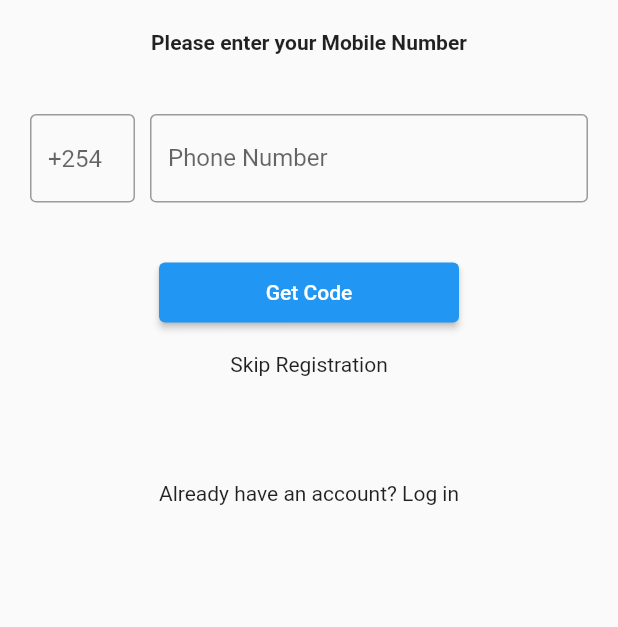
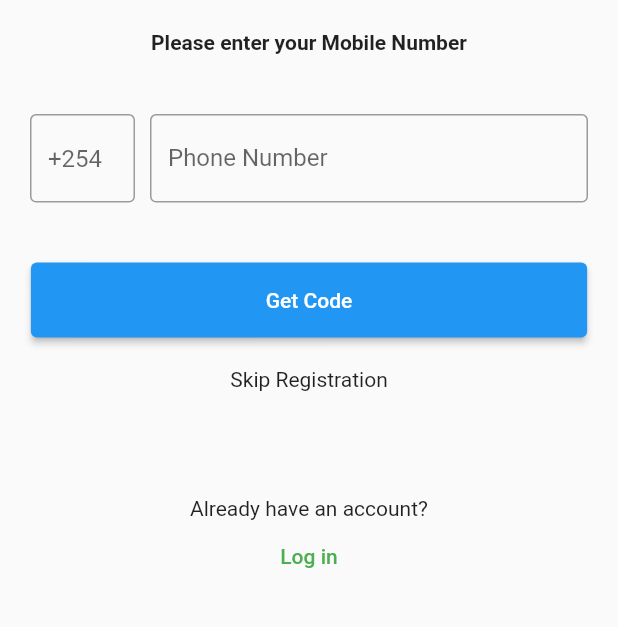
Before and after one commit to kithekadk/carekinet, a Flutter app: the VerifyPhone screen opened directly, on a phone screen of 412 x 824 dp, the part 494-1121 px from its top. Run offline on Flutter 3.47's test engine with Material 2 defaults, Android fonts, the phone set to English and light mode, and no system bars.

Commit message:
refactored verify phone details page

```diff
--- a/lib/screens/verifyphoneno.dart
+++ b/lib/screens/verifyphoneno.dart
@@ -6,23 +6,29 @@ class VerifyPhone extends StatelessWidget {
   @override
   Widget build(BuildContext context) {
     return Scaffold(
-      body: verifyPhoneBodyImage(context),
+      body: verifyPhoneBody(context),
     );
   }
 }
 
-Widget verifyPhoneBodyImage(BuildContext context) {
+Widget verifyPhoneBody(BuildContext context) {
+  Size size = MediaQuery.of(context).size;
   return Column(
     children: [
-      const Center(
-          child: Image(
+      const Image(
+        fit: BoxFit.cover,
         image: AssetImage('assets/african-nurse.jpg'),
         // image: NetworkImage('https://images.unsplash.com/photo-1610632380989-680fe40816c6?ixlib=rb-4.0.3&ixid=MnwxMjA3fDB8MHxzZWFyY2h8MjB8fGNvZmZlZXxlbnwwfHwwfHw%3D&auto=format&fit=crop&w=500&q=60'),
-      )),
+      ),
       Container(
         margin: const EdgeInsets.all(20),
-        child: const Text('Care Kinet',
-            style: TextStyle(fontSize: 30, fontWeight: FontWeight.bold)),
+        child: const Text(
+          'Care Kinet',
+          style: TextStyle(
+            fontSize: 30,
+            fontWeight: FontWeight.bold,
+          ),
+        ),
       ),
       const Center(
         child: Text(
@@ -36,9 +42,9 @@ Widget verifyPhoneBodyImage(BuildContext context) {
           child: Stack(
             children: [
               Container(
-                margin: EdgeInsets.fromLTRB(0, 20, 0, 20),
+                margin: const EdgeInsets.fromLTRB(0, 20, 0, 20),
                 width: 70,
-                child: TextField(
+                child: const TextField(
                   decoration: InputDecoration(
                     hintText: '+254',
                     border: OutlineInputBorder(),
@@ -46,8 +52,8 @@ Widget verifyPhoneBodyImage(BuildContext context) {
                 ),
               ),
               Container(
-                margin: EdgeInsets.fromLTRB(80, 20, 0, 20),
-                child: TextField(
+                margin: const EdgeInsets.fromLTRB(80, 20, 0, 20),
+                child: const TextField(
                   decoration: InputDecoration(
                     labelText: 'Phone Number',
                     border: OutlineInputBorder(),
@@ -59,36 +65,42 @@ Widget verifyPhoneBodyImage(BuildContext context) {
           ),
         ),
       ),
-      Center(
-        child: Container(
-          width: 200,
-          height: 40,
-          child: ElevatedButton(
-            onPressed: () {
-              print('clicked');
-            },
-            child: Text('Get Code'),
-          ),
-        ),
-      ),
+      Row(mainAxisAlignment: MainAxisAlignment.center, children: [
+        ElevatedButton(
+          style:
+              ElevatedButton.styleFrom(minimumSize: Size(size.width * 0.9, 50)),
+          onPressed: () {
+            print('clicked');
+          },
+          child: const Text('Get Code'),
+        )
+      ]),
       Center(
         child: Padding(
           padding: const EdgeInsets.all(20.0),
           child: GestureDetector(
-            child: Text('Skip Registration'),
-            onTap: () {
-              print('Skip registration');
-            },
-          ),
+              child: const Text('Skip Registration'),
+              onTap: () {
+                print('Skip registration');
+              }),
         ),
       ),
-      SizedBox(
+      const SizedBox(
         height: 50,
       ),
-      Center(
-        child: Text(
-          'Already have an account? Log in'
-        ),
+      Column(
+        mainAxisAlignment: MainAxisAlignment.center,
+        children: [
+          const Text('Already have an account?'),
+          TextButton(
+              onPressed: () {
+                print('Clicked');
+              },
+              child: const Text(
+                'Log in',
+                style: TextStyle(color: Colors.green),
+              ))
+        ],
       )
     ],
   );
```
